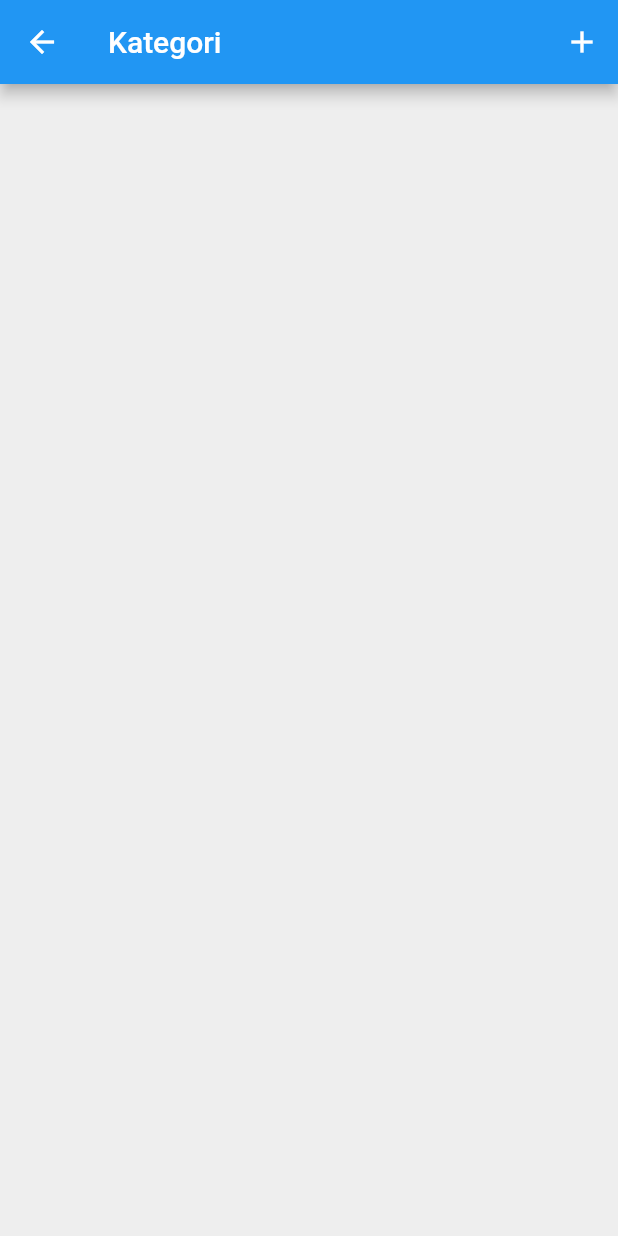
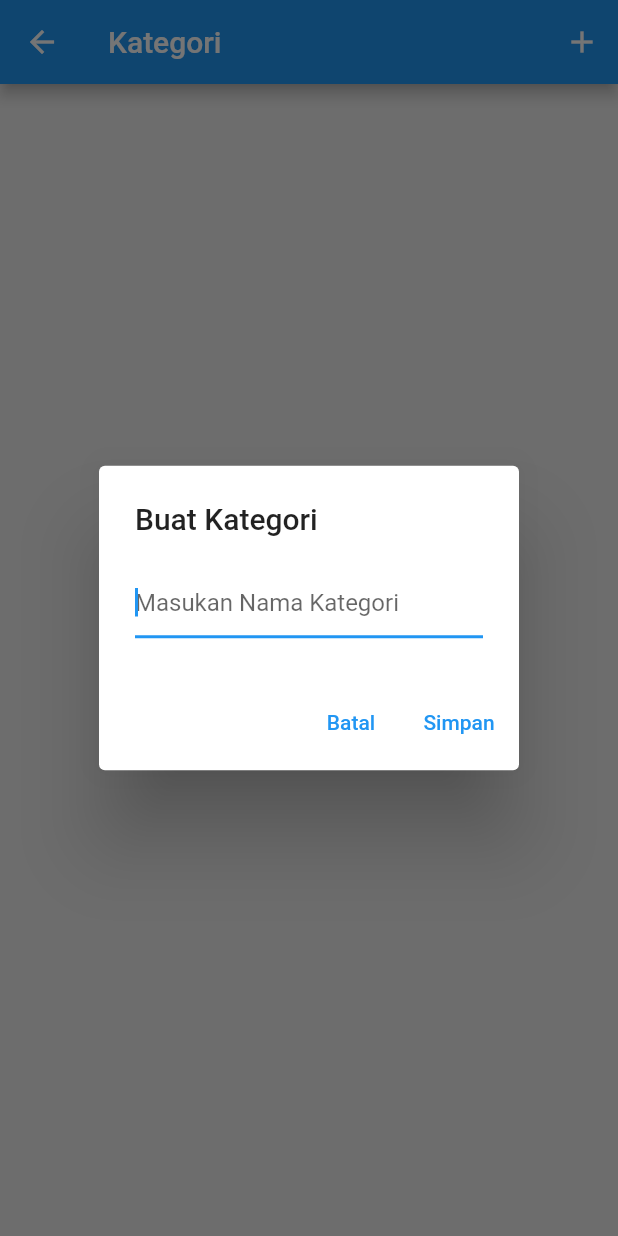
Before and after one commit to nisa604/money_freedom, a Flutter app: the kategori_page screen opened directly, after a tap on the "add" icon, on a phone screen of 412 x 824 dp. Run offline on Flutter 3.47's test engine with Material 2 defaults, Android fonts, the phone set to English and light mode, and no system bars; our stand-ins replace google_fonts, image_picker; missing offline and left inert: filter_list.

Commit message:
nambah kategori

```diff
--- a/lib/Screens/kategori_page.dart
+++ b/lib/Screens/kategori_page.dart
@@ -8,6 +8,7 @@ class kategori_page extends StatefulWidget {
 }
 
 class _kategori_pageState extends State<kategori_page> {
+
   @override
   Widget build(BuildContext context) {
     return Scaffold(
@@ -18,12 +19,39 @@ class _kategori_pageState extends State<kategori_page> {
           IconButton(
             icon: const Icon(Icons.add),
             onPressed: () {
-              // handle the press
+              openDialog();
             },
           ),
         ],
       ),
-
     );
   }
+
+  Future<String?> openDialog() => showDialog<String?>(
+    context: context,
+    builder: (context) => AlertDialog(
+      title: const Text('Buat Kategori'),
+      content: const TextField(
+        // controller: controller,
+        autofocus: true,
+        decoration: InputDecoration(
+            hintText: 'Masukan Nama Kategori'
+        ),
+      ),
+      actions: [
+        TextButton(
+          onPressed: (){
+            Navigator.of(context).pop();
+          },
+          child: const Text('Batal'),
+        ),
+        TextButton(
+          onPressed: (){
+            Navigator.of(context).pop();
+          },
+          child: const Text('Simpan'),
+        ),
+      ],
+    ),
+  );
 }
```
